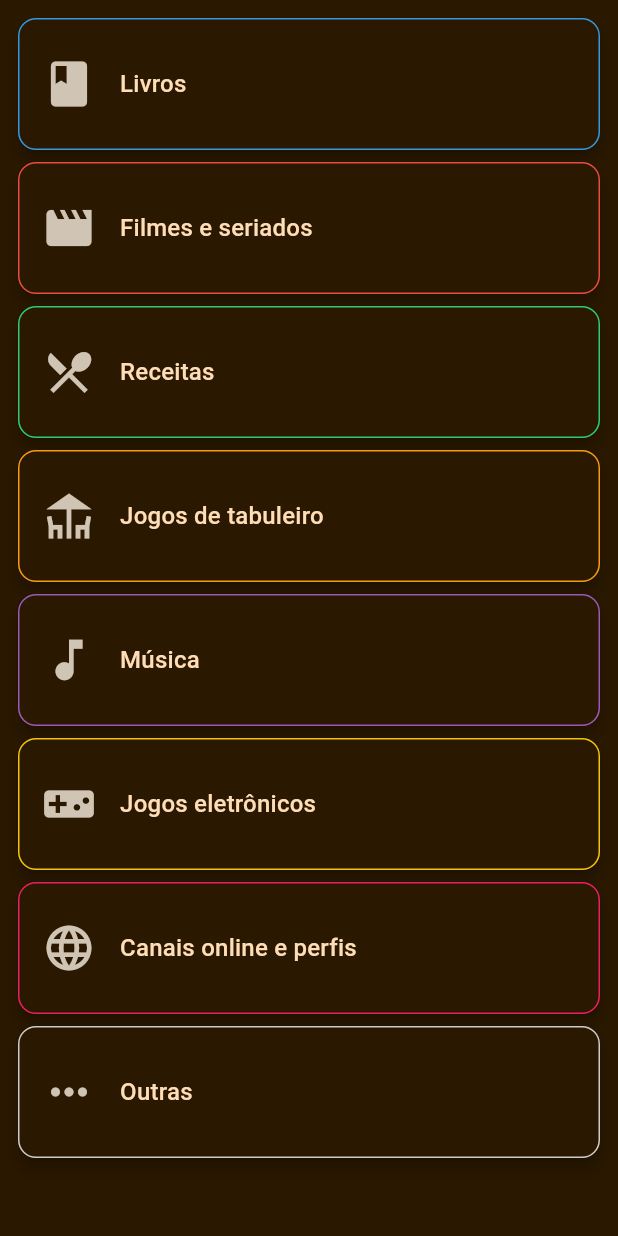
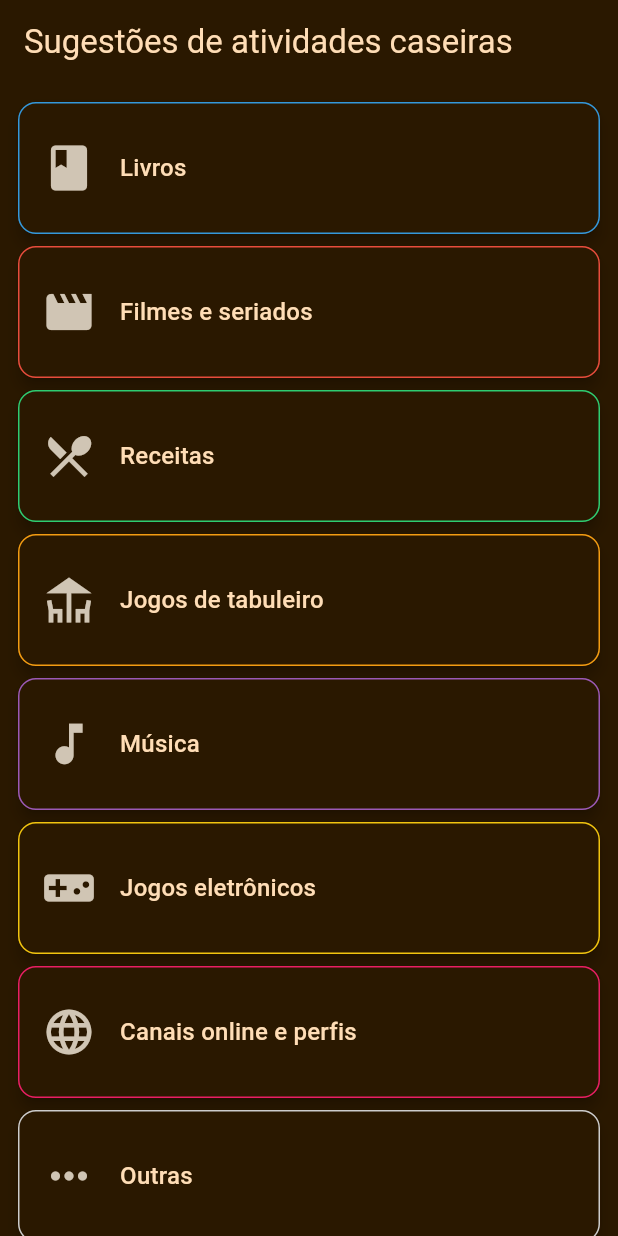
Before and after one commit to italocw/home_activity_suggestions, a Flutter app: the screen it shows once a user with an empty profile is signed in, on a phone screen of 412 x 824 dp. Run offline on Flutter 3.47's test engine with Material 3 defaults, Android fonts, the phone set to English and light mode, and no system bars; our stand-ins replace cloud_firestore, equatable, firebase_auth, firebase_core, flutter_riverpod; missing offline and left inert: dart:ffi; accounts and stored records are empty; generated files the repository leaves out were written again.

Commit message:
App bar now uses app localizations text to get the app title

```diff
--- a/lib/features/suggestions/presentation/components/templates/categories_template.dart
+++ b/lib/features/suggestions/presentation/components/templates/categories_template.dart
@@ -1,7 +1,9 @@
 import 'package:flutter/material.dart';
 import 'package:flutter_riverpod/flutter_riverpod.dart';
+import 'package:home_activity_suggestions/core/providers.dart';
 import 'package:home_activity_suggestions/features/suggestions/presentation/components/organisms/categories_list.dart';
 
+import '../../../../../core/components/organisms/custom_app_bar.dart';
 import '../../../data/suggestion_categories.dart';
 
 class CategoriesTemplate extends ConsumerWidget {
@@ -10,7 +12,10 @@ class CategoriesTemplate extends ConsumerWidget {
   @override
   Widget build(BuildContext context, WidgetRef ref) {
     final categories = ref.read(categoriesProvider);
-    return Scaffold(
+    final appTitle = ref.read(appLocalizationsProvider).app_title;
+    return  Scaffold(
+      appBar: CustomAppBar(
+          titleText:appTitle),
       body: CategoriesList(categories: categories),
     );
   }
--- a/lib/l10n/app_pt.arb
+++ b/lib/l10n/app_pt.arb
@@ -1,5 +1,5 @@
 {
-    "title": "Sugestões de atividades caseiras",
+    "app_title": "Sugestões de atividades caseiras",
     "enter": "Entrar",
     "email": "Email",
     "password": "Senha",
@@ -29,7 +29,6 @@
         }
     },
 
-
     "books": "Livros",
     "movie_and_tv_shows": "Filmes e seriados",
     "recipes": "Receitas",
```
Also changed, not shown: lib/features/authentication/presentation/components/templates/auth_template.dart (+8 -5 lines), 1 other file.
